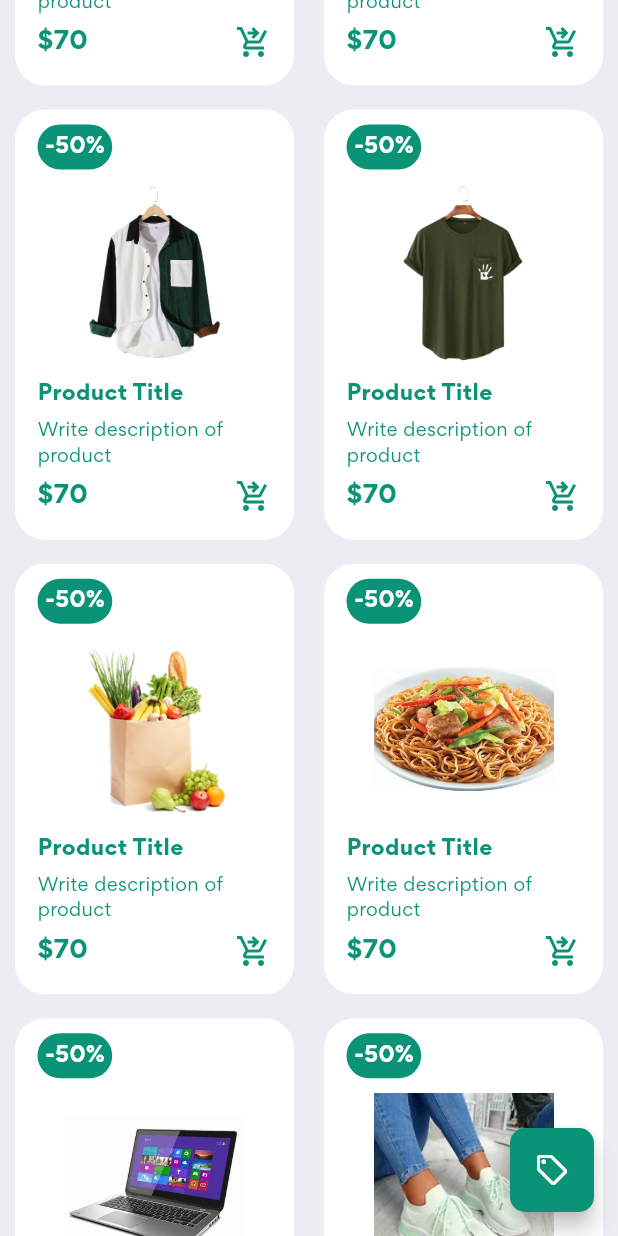
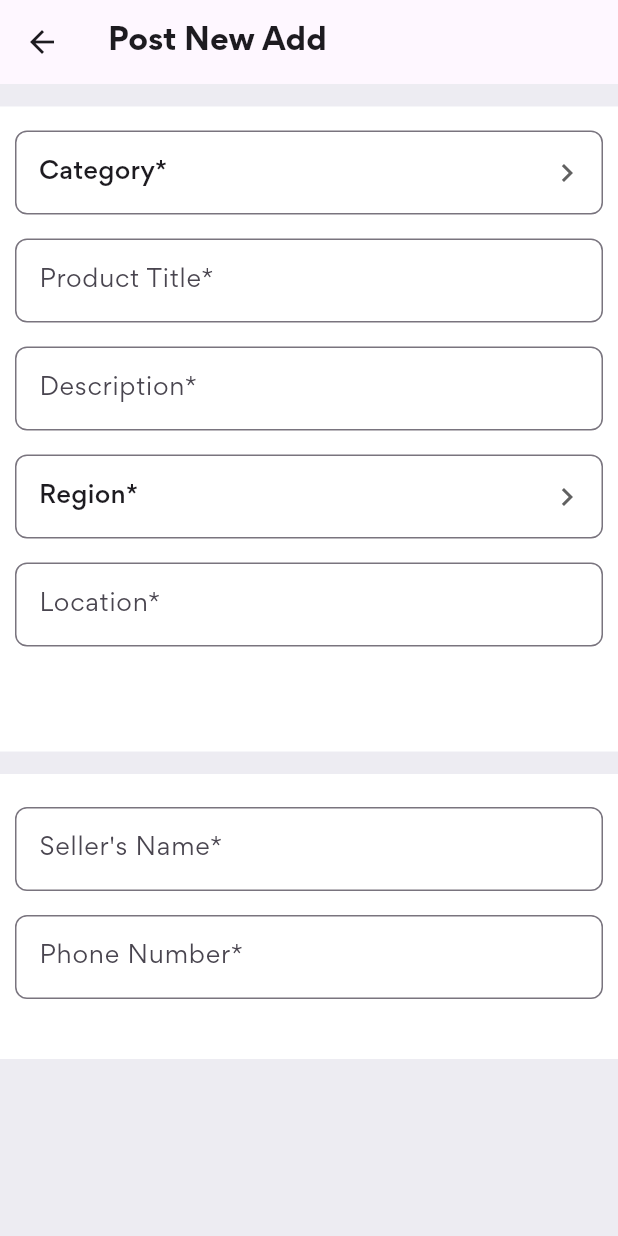
Before and after one commit to gideonadjei94/E-commerce-screen, a Flutter app: the Shop screen opened directly, scrolled down 576 dp, after a tap on the "sell" icon, on a phone screen of 412 x 824 dp. Run offline on Flutter 3.47's test engine with Material 3 defaults, Android fonts, the phone set to English and light mode, and no system bars; our stand-ins replace flutter_rating_bar; missing offline and left inert: clippy_flutter.

Commit message:
Added seller's form

```diff
--- a/lib/ItemPage.dart
+++ b/lib/ItemPage.dart
@@ -78,7 +78,7 @@ class ItemPage extends StatelessWidget {
                                 style: TextStyle(
                                   fontSize: 27,
                                   fontWeight: FontWeight.bold ,
-                                  color: Color.fromARGB(255, 11, 147, 120),
+                                  color: Colors.red,
                                 ),
                               ),
                             ),
@@ -151,7 +151,7 @@ class ItemPage extends StatelessWidget {
                                           // color: Color.fromARGB(255, 11, 147, 120),
                                           borderRadius: BorderRadius.circular(20),
                                           border: Border.all(
-                                            color: Color.fromARGB(255, 11, 147, 120),
+                                            color: Colors.red,
                                             width: 3,
                                           )
                                         ),
@@ -160,7 +160,7 @@ class ItemPage extends StatelessWidget {
                                           style: TextStyle(
                                             fontSize: 18 ,
                                             fontWeight: FontWeight.bold ,
-                                            color: Color.fromARGB(255, 11, 147, 120),
+                                            color: Colors.red,
                                           ),
                                         ),
                                          ),
--- a/lib/items.dart
+++ b/lib/items.dart
@@ -41,10 +41,10 @@ class Items extends StatelessWidget {
                       ),
                     ),
                   ),
-                  // Icon(
-                  //   Icons.favorite_border,
-                  //   color: Colors.red
-                  //   ),
+                  Icon(
+                    Icons.bookmark_border,
+                    color: Colors.red
+                    ),
                 ],
               ),
 
--- /dev/null
+++ b/lib/sell.dart
@@ -0,0 +1,207 @@
+import 'package:flutter/material.dart';
+
+class Sell extends StatefulWidget {
+  const Sell({super.key});
+
+  @override
+  State<Sell> createState() => _SellState();
+}
+
+class _SellState extends State<Sell> {
+  var _value = "0";
+  @override
+  Widget build(BuildContext context) {
+    return Scaffold(
+      backgroundColor: Color(0xFFEDECF2),
+      appBar: AppBar(
+        title: Text(
+          'Post New Add',
+          style: TextStyle(
+            fontSize: 20,
+            fontWeight: FontWeight.bold
+          ),
+          ),
+      ),
+
+      body:ListView(
+        children: [
+        Container(
+          margin: EdgeInsets.only(top: 15),
+          height: 430,
+          color: Colors.white,
+          padding: EdgeInsets.fromLTRB(10 , 16 ,10 ,10),
+          child: Column(
+            children: [
+             DropdownButtonFormField(
+              icon: Icon(Icons.navigate_next),
+              decoration: InputDecoration(
+                focusedBorder: OutlineInputBorder(
+                  borderSide: BorderSide(color:Color.fromARGB(255, 11, 147, 120),
+                  width: 2.0)
+                ),
+                border: OutlineInputBorder(
+                  borderRadius: BorderRadius.circular(8)
+                )
+              ),
+              onChanged: (v){},
+              value: _value,
+              items: [
+                DropdownMenuItem(child: Text('Category*') , value: "0"),
+                DropdownMenuItem(child: Text('Category1') , value: "1"),
+                DropdownMenuItem(child: Text('Category2') , value: "2"),
+                DropdownMenuItem(child: Text('Category3') , value: "3"),
+              ],
+             ),
+
+             Container(
+              margin: EdgeInsets.only(top: 16),
+               child: TextField(
+
+                decoration: InputDecoration(
+                  focusedBorder: OutlineInputBorder(
+                    borderSide: BorderSide(
+                      color: Color.fromARGB(255, 11, 147, 120),
+                      width: 2.0
+                    ),
+                  ),
+                  border: OutlineInputBorder(
+                    borderRadius: BorderRadius.circular(8)
+                  ),
+                  labelText: 'Product Title*'
+                ),
+
+               ),
+             ),
+             Container(
+              margin: EdgeInsets.only(top: 16),
+               child: TextField(
+                decoration: InputDecoration(
+                  focusedBorder: OutlineInputBorder(
+                    borderSide: BorderSide(
+                      color: Color.fromARGB(255, 11, 147, 120),
+                      width: 2.0
+                    ),
+                  ),
+                  border: OutlineInputBorder(
+                    borderRadius: BorderRadius.circular(8)
+                  ),
+                  labelText: 'Description*',
+
+                ),
+
+               ),
+             ),
+
+             Container(
+              margin: EdgeInsets.only(top: 16),
+              child: DropdownButtonFormField(
+                icon: Icon(Icons.navigate_next),
+                decoration: InputDecoration(
+                   focusedBorder: OutlineInputBorder(
+                  borderSide: BorderSide(color:Color.fromARGB(255, 11, 147, 120),
+                  width: 2.0)
+                ),
+                border: OutlineInputBorder(
+                  borderRadius: BorderRadius.circular(8)
+                )
+              ),
+              onChanged: (v){},
+              value: _value,
+              items: const [
+                DropdownMenuItem(child: Text('Region*') , value: "0"),
+                DropdownMenuItem(child: Text('Greater Accra') , value: "1"),
+                DropdownMenuItem(child: Text('Ashanti') , value: "2"),
+                DropdownMenuItem(child: Text('Central') , value: "3"),
+                DropdownMenuItem(child: Text('western') , value: "4"),
+                DropdownMenuItem(child: Text('Eastern') , value: "5"),
+                DropdownMenuItem(child: Text('Volta') , value: "6"),
+                DropdownMenuItem(child: Text('Northern') , value: "7"),
+                DropdownMenuItem(child: Text('Upper East') , value: "8"),
+                DropdownMenuItem(child: Text('Upper West') , value: "9"),
+                DropdownMenuItem(child: Text('Brong Ahafo') , value: "10"),
+
+              ],
+              ),
+             ),
+
+             Container(
+              margin: EdgeInsets.only(top: 16),
+               child: TextField(
+                decoration: InputDecoration(
+                  focusedBorder: OutlineInputBorder(
+                    borderSide: BorderSide(
+                      color: Color.fromARGB(255, 11, 147, 120),
+                      width: 2.0
+                    ),
+                  ),
+                  border: OutlineInputBorder(
+                    borderRadius: BorderRadius.circular(8)
+                  ),
+                  labelText: 'Location*',
+
+                ),
+
+               ),
+             ),
+
+
+            ],
+          ),
+        ),
+
+         Container(
+              margin: EdgeInsets.only(top: 15),
+               height: 190,
+                color: Colors.white,
+                padding: EdgeInsets.fromLTRB(10 , 16 ,10 ,10),
+                child: Column(
+                  children: [
+                    Container(
+              margin: EdgeInsets.only(top: 6),
+               child: TextField(
+
+                decoration: InputDecoration(
+                  focusedBorder: OutlineInputBorder(
+                    borderSide: BorderSide(
+                      color: Color.fromARGB(255, 11, 147, 120),
+                      width: 2.0
+                    ),
+                  ),
+                  border: OutlineInputBorder(
+                    borderRadius: BorderRadius.circular(8)
+                  ),
+                  labelText: "Seller's Name*"
+                ),
+
+               ),),
+
+                Container(
+              margin: EdgeInsets.only(top: 16),
+               child: TextField(
+
+                decoration: InputDecoration(
+                  focusedBorder: OutlineInputBorder(
+                    borderSide: BorderSide(
+                      color: Color.fromARGB(255, 11, 147, 120),
+                      width: 2.0
+                    ),
+                  ),
+                  border: OutlineInputBorder(
+                    borderRadius: BorderRadius.circular(8)
+                  ),
+                  labelText: 'Phone Number*'
+                ),
+
+               ),),
+
+
+                  ],
+                ),
+           ),
+        ]
+      ),
+
+
+    );
+  }
+}
--- a/lib/shop.dart
+++ b/lib/shop.dart
@@ -3,6 +3,7 @@ import 'Categories.dart';
 // import 'package:flutter_svg/flutter_svg.dart';
 import 'ShopAppbar.dart';
 import 'items.dart';
+import 'sell.dart';
 
 void main() {
   runApp(MaterialApp(
@@ -120,7 +121,12 @@ class _ShopState extends State<Shop> {
 
       floatingActionButton: FloatingActionButton(
         backgroundColor:Color.fromARGB(255, 11, 147, 120),
-        onPressed: (){},
+        onPressed: (){
+          Navigator.push(
+            context,
+            MaterialPageRoute(builder: (context) => Sell()),
+          );
+        },
         child: Icon(
           Icons.sell_outlined ,
           color: Colors.white,
```
